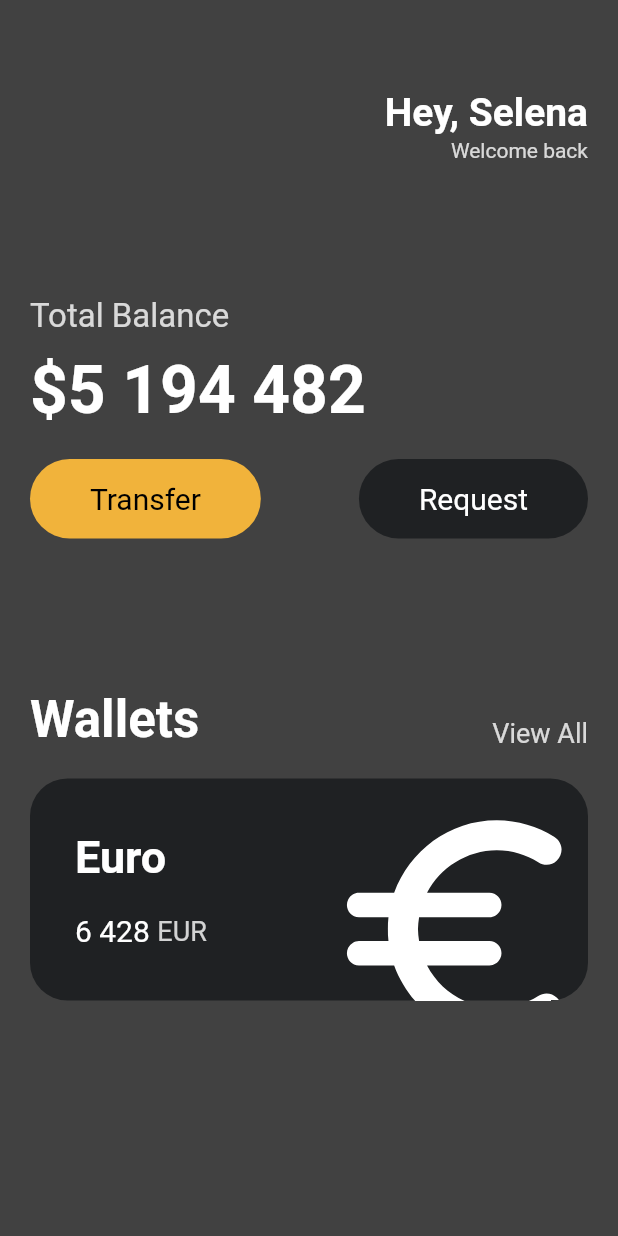
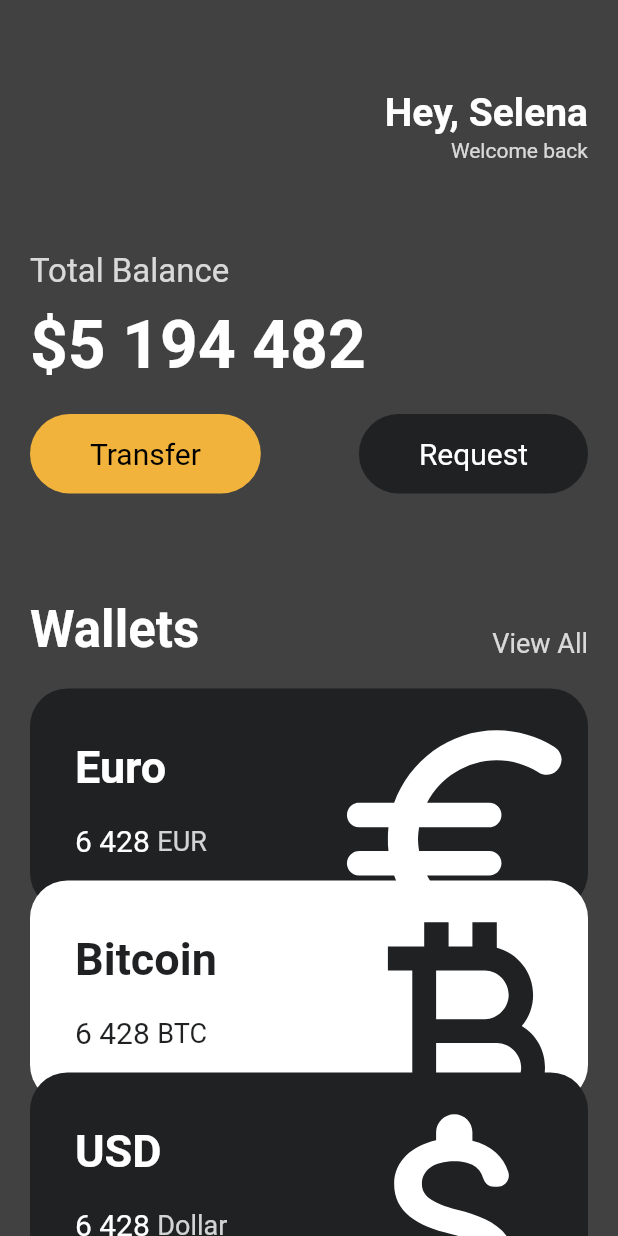
Before and after one commit to yg-0103/flutter-playground, a Flutter app: the screen it shows after launch, on a phone screen of 412 x 824 dp. Run offline on Flutter 3.47's test engine with Material 2 defaults, Android fonts, the phone set to English and light mode, and no system bars.

Commit message:
feat: Add CurrencyCard Widget

```diff
--- a/toonflix/lib/main.dart
+++ b/toonflix/lib/main.dart
@@ -1,4 +1,5 @@
 import 'package:flutter/material.dart';
+import 'package:toonflix/widgets/currency_card.dart';
 import './widgets/button.dart';
 
 void main() {
@@ -11,7 +12,8 @@ class App extends StatelessWidget {
     return MaterialApp(
       home: Scaffold(
         backgroundColor: const Color.fromRGBO(18, 18, 18, 0.8),
-        body: Padding(
+        body: SingleChildScrollView(
+          child: Padding(
             padding: const EdgeInsets.symmetric(horizontal: 20),
             child: Column(
               crossAxisAlignment: CrossAxisAlignment.start,
@@ -44,7 +46,7 @@ class App extends StatelessWidget {
                   ],
                 ),
                 const SizedBox(
-                height: 90,
+                  height: 60,
                 ),
                 Text(
                   'Total Balance',
@@ -83,7 +85,7 @@ class App extends StatelessWidget {
                   ],
                 ),
                 const SizedBox(
-                height: 100,
+                  height: 70,
                 ),
                 Row(
                   mainAxisAlignment: MainAxisAlignment.spaceBetween,
@@ -106,67 +108,35 @@ class App extends StatelessWidget {
                 const SizedBox(
                   height: 20,
                 ),
-              Container(
-                  clipBehavior: Clip.hardEdge,
-                  decoration: BoxDecoration(
-                    color: const Color(0xFF1F2123),
-                    borderRadius: BorderRadius.circular(25),
+                const CurrencyCard(
+                  amount: '6 428',
+                  code: 'EUR',
+                  icon: Icons.euro_rounded,
+                  name: 'Euro',
+                  isInverted: false,
                 ),
-                  child: Padding(
-                    padding: const EdgeInsets.all(30),
-                    child: Row(
-                      mainAxisAlignment: MainAxisAlignment.spaceBetween,
-                      children: [
-                        Column(
-                          crossAxisAlignment: CrossAxisAlignment.start,
-                          children: [
-                            const Text(
-                              'Euro',
-                              style: TextStyle(
-                                color: Colors.white,
-                                fontSize: 30,
-                                fontWeight: FontWeight.w600,
+                Transform.translate(
+                  offset: const Offset(0, -20),
+                  child: const CurrencyCard(
+                    amount: '6 428',
+                    code: 'BTC',
+                    icon: Icons.currency_bitcoin,
+                    name: 'Bitcoin',
+                    isInverted: true,
                   ),
                 ),
-                            const SizedBox(height: 20),
-                            Row(
-                              children: [
-                                const Text(
-                                  '6 428',
-                                  style: TextStyle(
-                                    color: Colors.white,
-                                    fontSize: 20,
-                                  ),
-                                ),
-                                const SizedBox(
-                                  width: 5,
-                                ),
-                                Text(
-                                  'EUR',
-                                  style: TextStyle(
-                                    color: Colors.white.withOpacity(0.8),
-                                    fontSize: 18,
-                                  ),
-                                ),
-                              ],
-                            )
-                          ],
-                        ),
-                        Transform.scale(
-                          scale: 2.2,
-                          child: Transform.translate(
-                            offset: const Offset(-5, 12),
-                            child: const Icon(
-                              Icons.euro_rounded,
-                              color: Colors.white,
-                              size: 88,
-                            ),
+                Transform.translate(
+                  offset: const Offset(0, -40),
+                  child: const CurrencyCard(
+                    amount: '6 428',
+                    code: 'Dollar',
+                    icon: Icons.attach_money_rounded,
+                    name: 'USD',
+                    isInverted: false,
                   ),
                 ),
               ],
             ),
-                  )),
-            ],
           ),
         ),
       ),
--- /dev/null
+++ b/toonflix/lib/widgets/currency_card.dart
@@ -0,0 +1,83 @@
+import 'package:flutter/material.dart';
+
+class CurrencyCard extends StatelessWidget {
+  final String name, code, amount;
+  final IconData icon;
+  final bool isInverted;
+
+  final blackColor = const Color(0xFF1F2123);
+
+  const CurrencyCard(
+      {super.key,
+      required this.name,
+      required this.code,
+      required this.amount,
+      required this.icon,
+      required this.isInverted});
+
+  @override
+  Widget build(BuildContext context) {
+    return Container(
+        clipBehavior: Clip.hardEdge,
+        decoration: BoxDecoration(
+          color: isInverted ? Colors.white : blackColor,
+          borderRadius: BorderRadius.circular(25),
+        ),
+        child: Padding(
+          padding: const EdgeInsets.all(30),
+          child: Row(
+            mainAxisAlignment: MainAxisAlignment.spaceBetween,
+            children: [
+              Column(
+                crossAxisAlignment: CrossAxisAlignment.start,
+                children: [
+                  Text(
+                    name,
+                    style: TextStyle(
+                      color: isInverted ? blackColor : Colors.white,
+                      fontSize: 30,
+                      fontWeight: FontWeight.w600,
+                    ),
+                  ),
+                  const SizedBox(height: 20),
+                  Row(
+                    children: [
+                      Text(
+                        amount,
+                        style: TextStyle(
+                          color: isInverted ? blackColor : Colors.white,
+                          fontSize: 20,
+                        ),
+                      ),
+                      const SizedBox(
+                        width: 5,
+                      ),
+                      Text(
+                        code,
+                        style: TextStyle(
+                          color: isInverted
+                              ? blackColor
+                              : Colors.white.withOpacity(0.8),
+                          fontSize: 18,
+                        ),
+                      ),
+                    ],
+                  )
+                ],
+              ),
+              Transform.scale(
+                scale: 2.2,
+                child: Transform.translate(
+                  offset: const Offset(-5, 12),
+                  child: Icon(
+                    icon,
+                    color: isInverted ? blackColor : Colors.white,
+                    size: 88,
+                  ),
+                ),
+              ),
+            ],
+          ),
+        ));
+  }
+}
```
Lines whose indentation alone changed are shown as unchanged.
